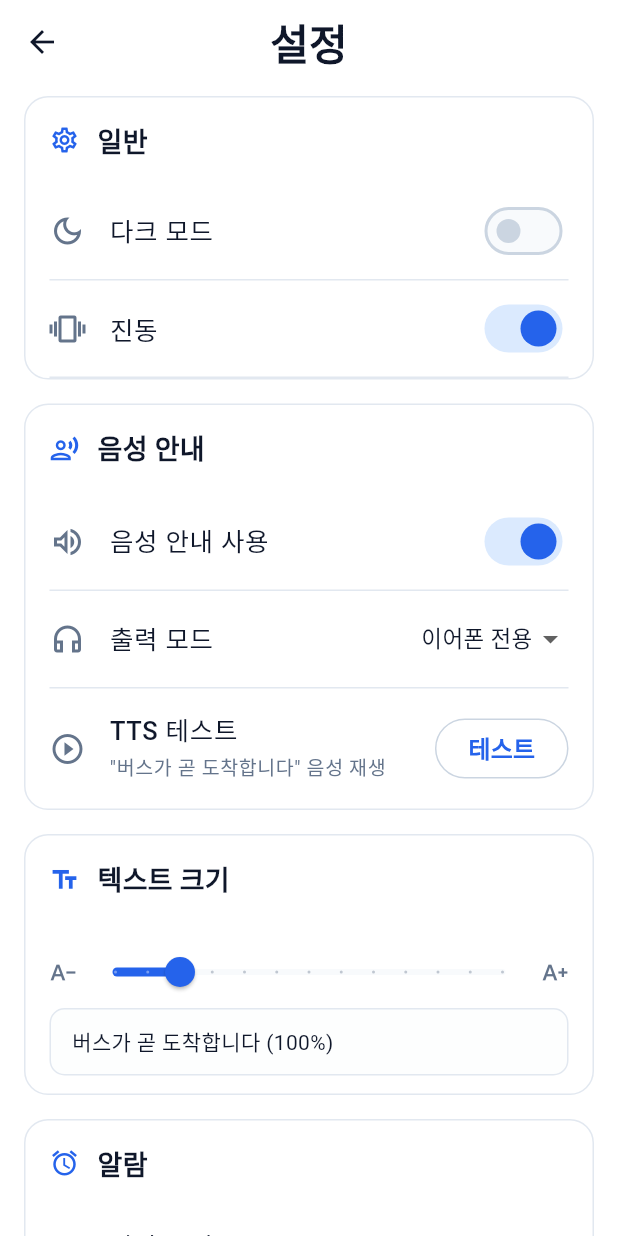
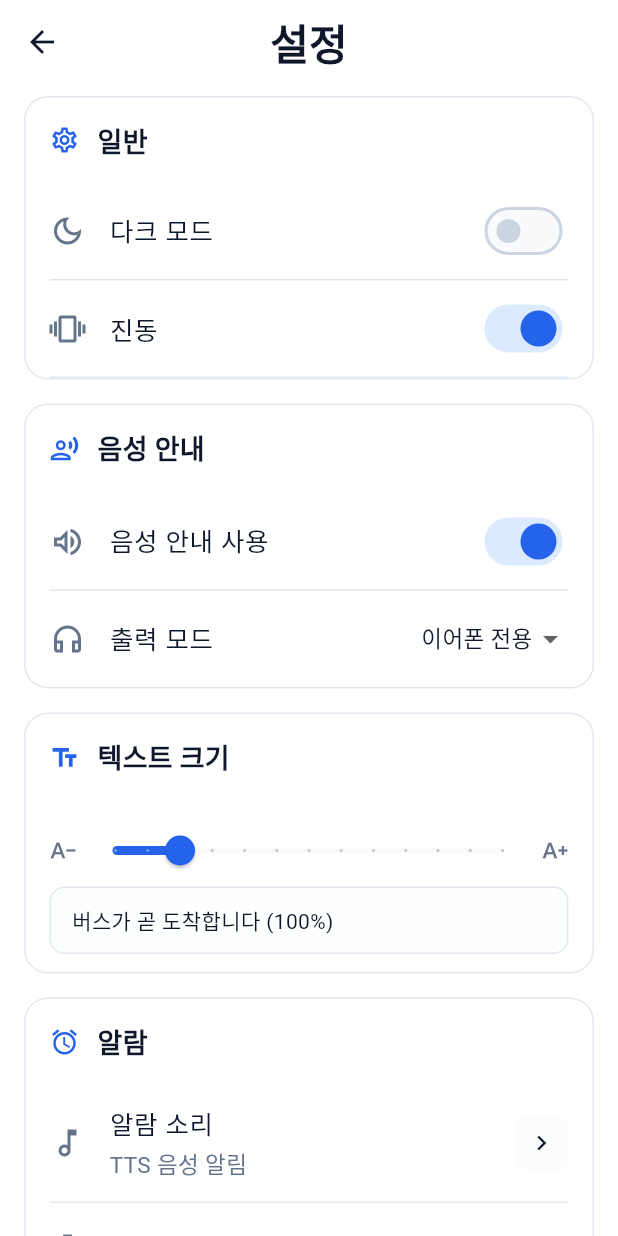
Before and after one commit to maskelog/Daegu_bus_flutter_app, a Flutter app: the SettingsScreen screen opened directly, on a phone screen of 412 x 824 dp. Run offline on Flutter 3.47's test engine with Material 3 defaults, Android fonts, the phone set to English and light mode, and no system bars; our stand-ins replace device_info_plus, dio, flutter_dotenv, flutter_local_notifications, flutter_tts, geolocator and 5 more; accounts and stored records are empty.

Commit message:
Remove TTS test from settings

```diff
--- a/lib/screens/settings_screen.dart
+++ b/lib/screens/settings_screen.dart
@@ -3,7 +3,6 @@ import 'dart:io';
 import 'package:device_info_plus/device_info_plus.dart';
 import 'package:flutter/material.dart';
 import 'package:provider/provider.dart';
-import 'package:flutter_tts/flutter_tts.dart';
 import '../services/permission_service.dart';
 import '../services/settings_service.dart';
 import '../models/alarm_sound.dart';
@@ -109,8 +108,6 @@ class SettingsScreen extends StatelessWidget {
                   if (settingsService.useTts) ...[
                     const Divider(height: 1, indent: 16, endIndent: 16),
                     _buildSpeakerModeDropdown(context, settingsService),
-                    const Divider(height: 1, indent: 16, endIndent: 16),
-                    _buildTtsTestButton(context, settingsService),
                   ],
                 ],
               ),
@@ -475,44 +472,6 @@ class SettingsScreen extends StatelessWidget {
       ),
     );
   }
-
-  /// TTS 테스트 버튼
-  Widget _buildTtsTestButton(
-      BuildContext context, SettingsService settingsService) {
-    final colorScheme = Theme.of(context).colorScheme;
-    return ListTile(
-      contentPadding: const EdgeInsets.symmetric(horizontal: 16, vertical: 4),
-      leading: Icon(Icons.play_circle_outline,
-          color: colorScheme.onSurfaceVariant, size: 24),
-      title: Text(
-        'TTS 테스트',
-        style: Theme.of(context).textTheme.bodyLarge?.copyWith(
-            fontWeight: FontWeight.w500, color: colorScheme.onSurface),
-      ),
-      subtitle: Text(
-        '"버스가 곧 도착합니다" 음성 재생',
-        style: Theme.of(context)
-            .textTheme
-            .bodySmall
-            ?.copyWith(color: colorScheme.onSurfaceVariant),
-      ),
-      trailing: OutlinedButton(
-        onPressed: () async {
-          try {
-            final tts = FlutterTts();
-            await tts.setLanguage('ko-KR');
-            await tts.speak('버스가 곧 도착합니다.');
-          } catch (e) {
-            if (context.mounted) {
-              ScaffoldMessenger.of(context)
-                  .showSnackBar(SnackBar(content: Text('TTS 재생 오류: $e')));
-            }
-          }
-        },
-        child: const Text('테스트'),
-      ),
-    );
-  }
 }
 
 class _AlarmSoundDialog extends StatelessWidget {
```
